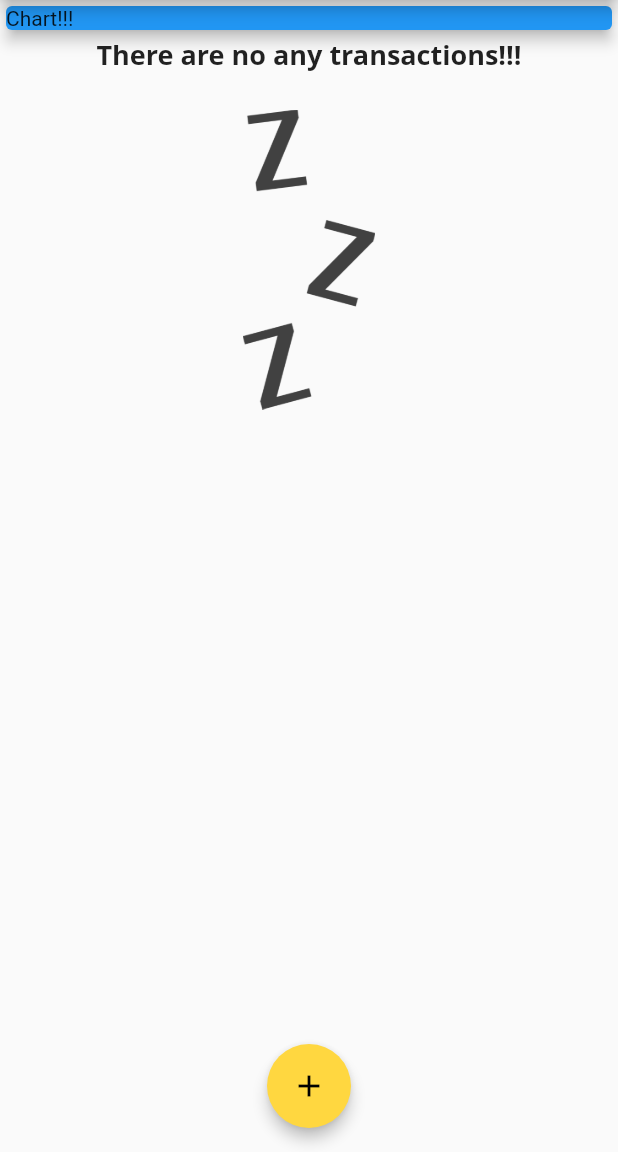
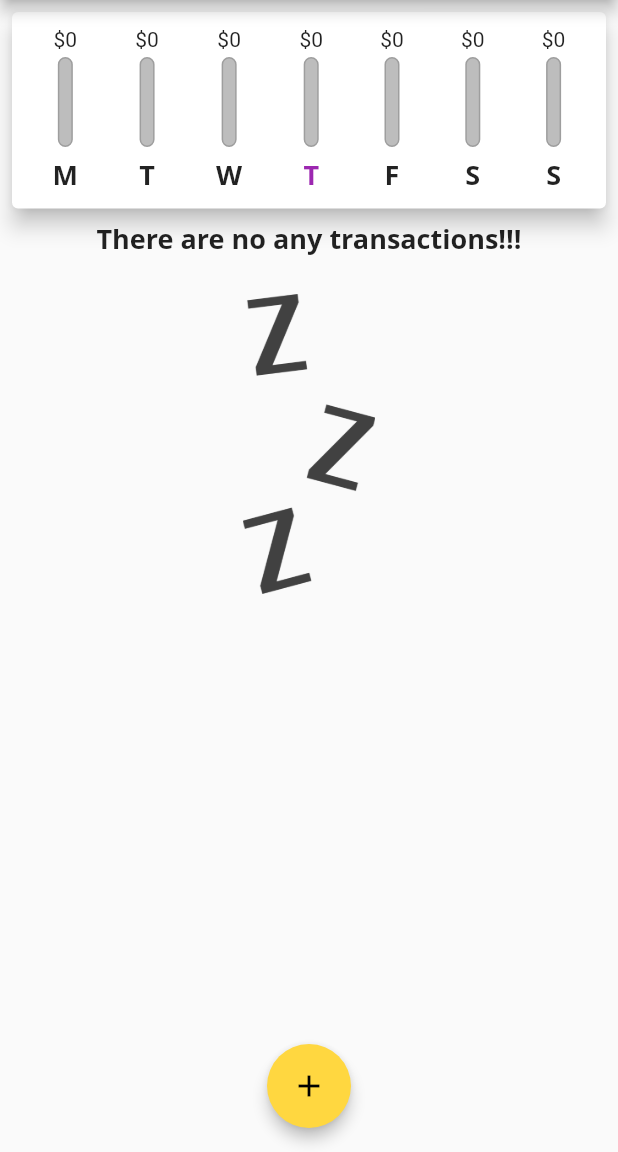
Before and after one commit to Reyst/personal_expenses, a Flutter app: the screen it shows after launch, on a phone screen of 412 x 824 dp, the part 84-1236 px from its top. Run offline on Flutter 3.47's test engine with Material 2 defaults, Android fonts, the phone set to English and light mode, and no system bars.

Commit message:
add chart widget

```diff
--- a/lib/main.dart
+++ b/lib/main.dart
@@ -3,8 +3,9 @@ import 'package:uuid/uuid.dart';
 
 import 'models/transaction.dart';
 import 'widgets/add_transaction.dart';
+import 'widgets/chart.dart';
+import 'widgets/empty_transaction_holder.dart';
 import 'widgets/transaction_list.dart';
-import 'widgets/empty_transaction_holder.dart';
 
 void main() => runApp(MyApp());
 
@@ -55,9 +56,20 @@ class _MyHomePageState extends State<MyHomePage> {
   static String _getId() => _idGenerator.v4();
 
   final List<Transaction> _transactions = [
-//    Transaction(id: _getId(), title: "Transaction 1", amount: 100.50, date: DateTime.now()),
-//    Transaction(id: _getId(), title: "Transaction 2", amount: 50.33, date: DateTime.now()),
+//    Transaction(id: _getId(), title: "Transaction 0", amount: 0.50, date: DateTime.now().subtract(Duration(days: 7))),
+//    Transaction(id: _getId(), title: "Transaction 1", amount: 10.50, date: DateTime.now().subtract(Duration(days: 6))),
+//    Transaction(id: _getId(), title: "Transaction 2", amount: 20.85, date: DateTime.now().subtract(Duration(days: 5))),
+//    Transaction(id: _getId(), title: "Transaction 3", amount: 30.85, date: DateTime.now().subtract(Duration(days: 4))),
+//    Transaction(id: _getId(), title: "Transaction 4", amount: 40.85, date: DateTime.now().subtract(Duration(days: 3))),
+//    Transaction(id: _getId(), title: "Transaction 5", amount: 50.85, date: DateTime.now().subtract(Duration(days: 2))),
+//    Transaction(id: _getId(), title: "Transaction 6", amount: 60.85, date: DateTime.now().subtract(Duration(days: 1))),
+//    Transaction(id: _getId(), title: "Transaction 7", amount: 15, date: DateTime.now()),
   ];
+
+  List<Transaction> get _recentTransactions {
+    final border = DateTime.now().subtract(Duration(days: 7));
+    return _transactions.where((tx) => tx.date.isAfter(border)).toList(growable: false);
+  }
 
   void _addTx(String title, double amount) {
     final newTx = Transaction(
@@ -101,11 +113,7 @@ class _MyHomePageState extends State<MyHomePage> {
           children: <Widget>[
             Container(
               width: double.infinity,
-              child: Card(
-                color: Colors.blue,
-                child: Text("Chart!!!"),
-                elevation: 4,
-              ),
+              child: Chart(_recentTransactions),
             ),
             _obtainContent(),
           ],
--- /dev/null
+++ b/lib/models/chart_item.dart
@@ -0,0 +1,11 @@
+class ChartItem {
+  final int weekdayNumber;
+  final String label;
+  final double dayAmount;
+  final bool isHighlighted;
+
+  const ChartItem(this.weekdayNumber, this.label, this.dayAmount, this.isHighlighted);
+
+  @override
+  String toString() => "$weekdayNumber. $label: $dayAmount";
+}
--- /dev/null
+++ b/lib/widgets/chart.dart
@@ -0,0 +1,50 @@
+import 'package:flutter/material.dart';
+import 'package:intl/intl.dart';
+
+import '../models/chart_item.dart';
+import '../models/transaction.dart';
+import 'chart_bar.dart';
+
+class Chart extends StatelessWidget {
+  final List<Transaction> transactions;
+
+  Chart(this.transactions);
+
+  @override
+  Widget build(BuildContext context) {
+    List<ChartItem> data = List.generate(7, fillDayData)..sort((a, b) => a.weekdayNumber.compareTo(b.weekdayNumber));
+
+    print(data.toString());
+
+    return Card(
+      elevation: 6,
+      margin: EdgeInsets.all(8.0),
+      child: Padding(
+        padding: const EdgeInsets.all(8.0),
+        child: Row(
+          mainAxisAlignment: MainAxisAlignment.spaceAround,
+          children: _obtainWidgets(data),
+        ),
+      ),
+    );
+  }
+
+  List<Widget> _obtainWidgets(List<ChartItem> data) {
+    double total = data.fold(0.0, (previousValue, element) => previousValue + element.dayAmount);
+    return data.map((item) => ChartBar(item, total)).toList(growable: false);
+  }
+
+  ChartItem fillDayData(int index) {
+    final workDay = DateTime.now().subtract(Duration(days: index));
+
+    final dayAmount = transactions
+        .where((tx) => isDayCorrect(tx, workDay))
+        .toList(growable: false)
+        .fold(0.0, (previousValue, element) => previousValue += element.amount);
+
+    return ChartItem(workDay.weekday, DateFormat.E().format(workDay).substring(0, 1), dayAmount, index == 0);
+  }
+
+  bool isDayCorrect(Transaction tx, DateTime workDay) =>
+      tx.date.year == workDay.year && tx.date.month == workDay.month && tx.date.day == workDay.day;
+}
--- /dev/null
+++ b/lib/widgets/chart_bar.dart
@@ -0,0 +1,62 @@
+import 'package:flutter/material.dart';
+
+import '../models/chart_item.dart';
+
+class ChartBar extends StatelessWidget {
+  final ChartItem chartItem;
+  final double total;
+
+  ChartBar(this.chartItem, this.total);
+
+  @override
+  Widget build(BuildContext context) {
+    final dayAmount = chartItem.dayAmount;
+    final label = chartItem.label;
+
+    double fraction = total > 0 ? chartItem.dayAmount / total : 0;
+    final baseStyle = Theme.of(context).textTheme.title;
+    final labelStyle = chartItem.isHighlighted ? baseStyle.copyWith(color: Theme.of(context).primaryColor) : baseStyle;
+
+    return Flexible(
+      fit: FlexFit.loose,
+      child: Container(
+        margin: EdgeInsets.all(2),
+        child: Column(
+          children: [
+            FittedBox(
+              child: Text("\$${dayAmount.toStringAsFixed(0)}"),
+            ),
+            SizedBox(height: 4),
+            Container(
+              height: 60,
+              width: 10,
+              child: Stack(
+                alignment: Alignment.bottomCenter,
+                children: [
+                  Container(
+                    decoration: BoxDecoration(
+                      border: Border.all(color: Colors.grey),
+                      borderRadius: BorderRadius.all(Radius.circular(10)),
+                      color: Colors.grey[400],
+                    ),
+                  ),
+                  FractionallySizedBox(
+                    heightFactor: fraction,
+                    child: Container(
+                      decoration: BoxDecoration(
+                        borderRadius: BorderRadius.all(Radius.circular(10)),
+                        color: Theme.of(context).accentColor,
+                      ),
+                    ),
+                  )
+                ],
+              ),
+            ),
+            SizedBox(height: 6),
+            Text(label, style: labelStyle),
+          ],
+        ),
+      ),
+    );
+  }
+}
--- a/lib/widgets/transaction_list.dart
+++ b/lib/widgets/transaction_list.dart
@@ -8,26 +8,29 @@ class TransactionList extends StatelessWidget {
 
   TransactionList({Key key, this.transactions}) : super(key: key);
 
-  Color _highlightedTextColor;
-
   @override
   Widget build(BuildContext context) {
-    _highlightedTextColor = Theme.of(context).primaryColor;
+    final Color highlightedTextColor = Theme.of(context).primaryColor;
 
     return Container(
-      height: 550,
+      height: 400,
       child: ListView.builder(
-        itemBuilder: (ctx, index) => txToWidget(context, transactions[index]),
+        itemBuilder: (ctx, index) => txToWidget(
+          context,
+          transactions[index],
+          highlightedTextColor,
+        ),
         itemCount: transactions.length,
       ),
     );
   }
 
-  Widget txToWidget(BuildContext context, Transaction tx) {
+  Widget txToWidget(BuildContext context, Transaction tx, Color specialColor) {
     return Card(
       elevation: 4,
       margin: EdgeInsets.symmetric(
         horizontal: 8.0,
+        vertical: 4.0
       ),
       child: Row(
         children: <Widget>[
@@ -38,7 +41,7 @@ class TransactionList extends StatelessWidget {
             ),
             decoration: BoxDecoration(
               border: Border.all(
-                color: _highlightedTextColor,
+                color: specialColor,
                 width: 2,
               ),
             ),
@@ -46,7 +49,7 @@ class TransactionList extends StatelessWidget {
             child: Text(
               "\$${tx.amount.toStringAsFixed(2)}",
               style: TextStyle(
-                color: _highlightedTextColor,
+                color: specialColor,
                 fontSize: 20,
                 fontWeight: FontWeight.bold,
               ),
```
